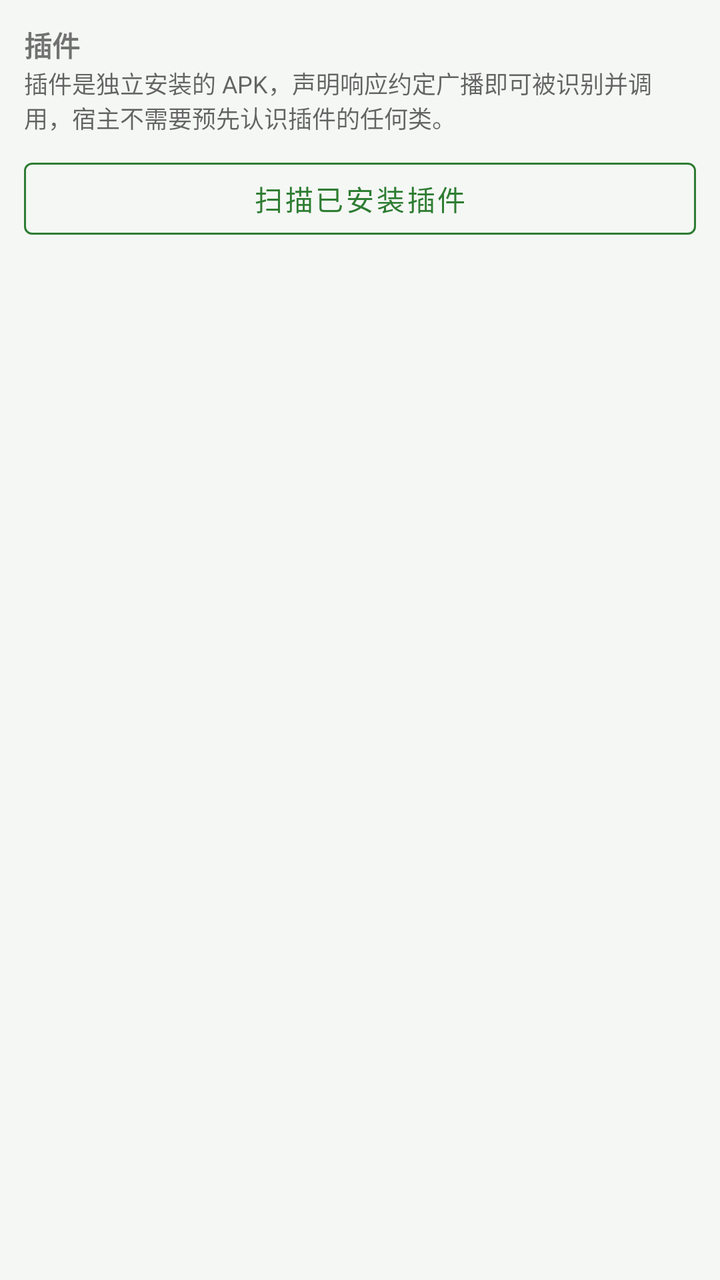
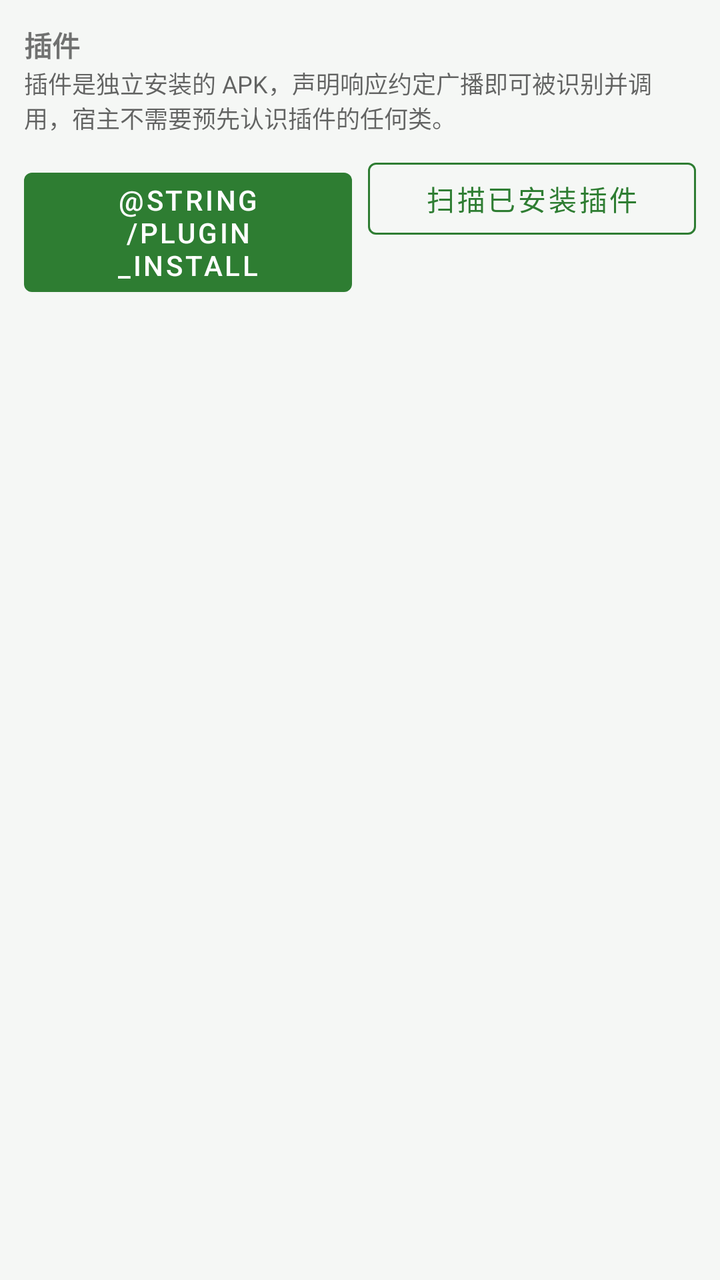

Before-and-after screenshots of an Android layout around one commit, followed by the original layout XML and the change that was made.
<!-- AndroidManifest.xml: application theme Theme.ModMigrator -->
<!-- res/layout/fragment_plugin.xml -->
<?xml version="1.0" encoding="utf-8"?>
<LinearLayout xmlns:android="http://schemas.android.com/apk/res/android"
    android:layout_width="match_parent"
    android:layout_height="match_parent"
    android:orientation="vertical"
    android:padding="12dp">

    <TextView
        android:layout_width="wrap_content"
        android:layout_height="wrap_content"
        android:text="@string/plugin_title"
        android:textStyle="bold" />

    <TextView
        android:layout_width="match_parent"
        android:layout_height="wrap_content"
        android:paddingBottom="8dp"
        android:text="@string/plugin_hint"
        android:textColor="@color/textSecondary"
        android:textSize="12sp" />

    <Button
        android:id="@+id/btnScan"
        style="@style/AppButtonOutlined"
        android:layout_width="match_parent"
        android:layout_height="wrap_content"
        android:text="@string/plugin_scan" />

    <TextView
        android:id="@+id/tvEmpty"
        android:layout_width="match_parent"
        android:layout_height="wrap_content"
        android:paddingTop="12dp"
        android:textColor="@color/textSecondary"
        android:textSize="12sp"
        android:visibility="gone" />

    <androidx.recyclerview.widget.RecyclerView
        android:id="@+id/rvPlugins"
        android:layout_width="match_parent"
        android:layout_height="match_parent" />
</LinearLayout>
<!-- resources referenced by this layout -->
<resources>
  <color name="textSecondary">#99000000</color>
  <string name="plugin_hint">插件是独立安装的 APK，声明响应约定广播即可被识别并调用，宿主不需要预先认识插件的任何类。</string>
  <string name="plugin_scan">扫描已安装插件</string>
  <string name="plugin_title">插件</string>
  <style name="AppButtonOutlined" parent="Widget.MaterialComponents.Button.OutlinedButton">
          <item name="strokeColor">?attr/colorPrimary</item>
          <item name="android:textColor">?attr/colorPrimary</item>
          <item name="iconTint">?attr/colorPrimary</item>
          <item name="rippleColor">?attr/colorPrimary</item>
      </style>
  <style name="Theme.ModMigrator" parent="Theme.MaterialComponents.DayNight.NoActionBar">
          <item name="colorPrimary">@color/primary</item>
          <item name="colorPrimaryDark">@color/primaryDark</item>
          <item name="colorAccent">@color/accent</item>
          <item name="android:windowBackground">@color/bg</item>
          <item name="android:statusBarColor">@color/primaryDark</item>
          <item name="preferenceTheme">@style/PreferenceThemeOverlay</item>
          
          <item name="materialButtonStyle">@style/AppButton</item>
          
          <item name="materialButtonOutlinedStyle">@style/AppButtonOutlined</item>
      </style>
  <color name="primary">#FF2E7D32</color>
  <color name="primaryDark">#FF1B5E20</color>
  <color name="accent">#FF66BB6A</color>
  <color name="bg">#FFF5F7F5</color>
  <style name="AppButton" parent="Widget.MaterialComponents.Button">
          <item name="backgroundTint">?attr/colorPrimary</item>
          <item name="android:textColor">@android:color/white</item>
          <item name="rippleColor">?attr/colorPrimary</item>
      </style>
</resources>

<!-- the commit's change to res/layout/fragment_plugin.xml (unified diff, before → after) -->
@@ -19,12 +19,28 @@
         android:textColor="@color/textSecondary"
         android:textSize="12sp" />
 
-    <Button
-        android:id="@+id/btnScan"
-        style="@style/AppButtonOutlined"
+    <LinearLayout
         android:layout_width="match_parent"
         android:layout_height="wrap_content"
-        android:text="@string/plugin_scan" />
+        android:orientation="horizontal">
+
+        <Button
+            android:id="@+id/btnInstall"
+            style="@style/AppButton"
+            android:layout_width="0dp"
+            android:layout_height="wrap_content"
+            android:layout_weight="1"
+            android:text="@string/plugin_install" />
+
+        <Button
+            android:id="@+id/btnScan"
+            style="@style/AppButtonOutlined"
+            android:layout_width="0dp"
+            android:layout_height="wrap_content"
+            android:layout_marginStart="8dp"
+            android:layout_weight="1"
+            android:text="@string/plugin_scan" />
+    </LinearLayout>
 
     <TextView
         android:id="@+id/tvEmpty"
